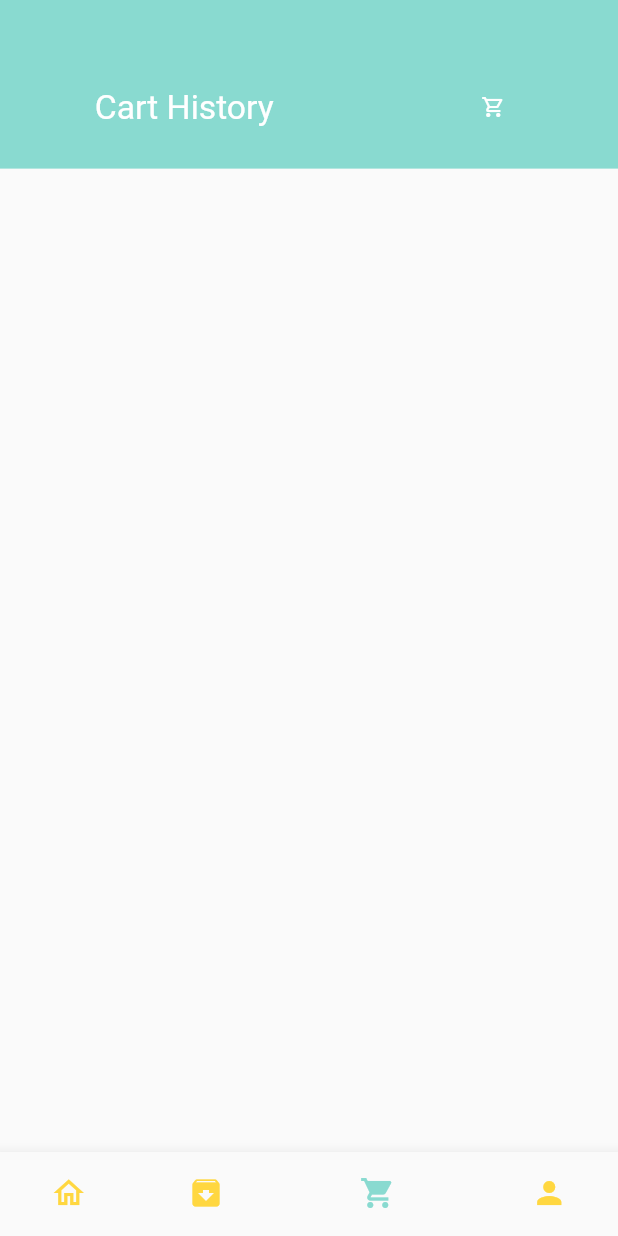
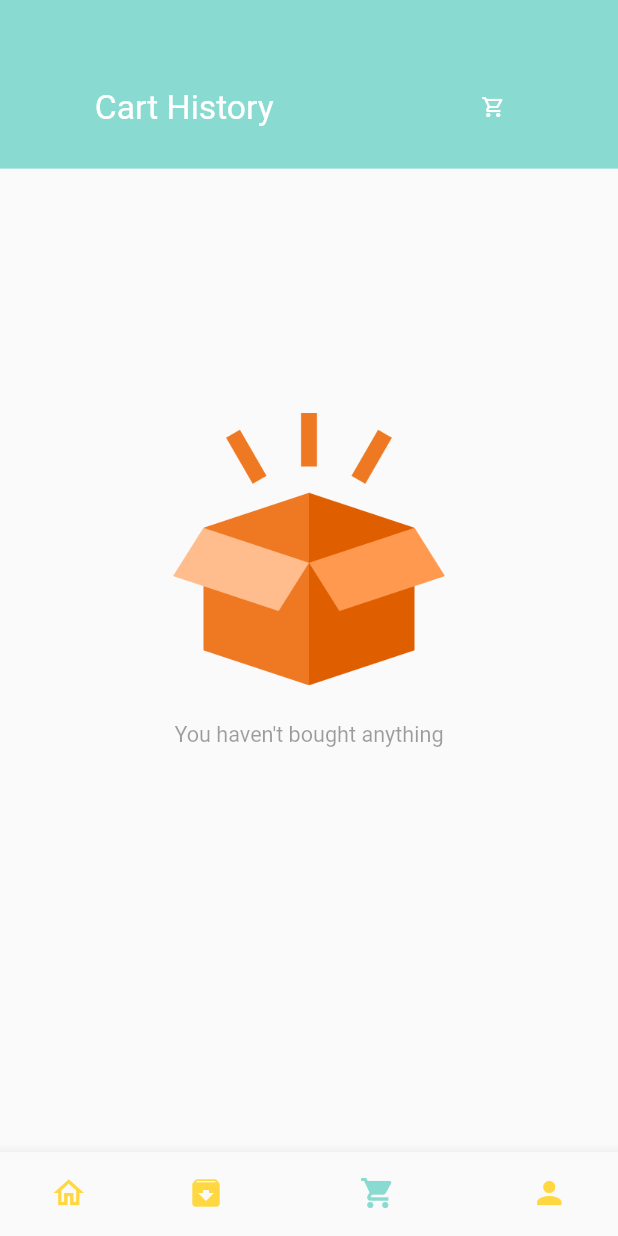
Before and after one commit to thejosh1/Food_Delivery_demo, a Flutter app: the screen it shows after launch, item 3 of the bottom bar chosen, on a phone screen of 412 x 824 dp. Run offline on Flutter 3.47's test engine with Material 2 defaults, Android fonts, the phone set to English and light mode, and no system bars; our stand-ins replace dots_indicator, get, shared_preferences; network calls fail.

```diff
--- /dev/null
+++ b/lib/base/no_data_page.dart
@@ -0,0 +1,31 @@
+import 'package:flutter/material.dart';
+
+class NoDataPage extends StatelessWidget {
+  final String text;
+  final String imgPath;
+  const NoDataPage({Key? key, required this.text, this.imgPath="assets/image/empty_cart.png"}) : super(key: key);
+
+  @override
+  Widget build(BuildContext context) {
+    return Column(
+      mainAxisAlignment: MainAxisAlignment.center,
+      crossAxisAlignment: CrossAxisAlignment.stretch,
+      children: <Widget>[
+        Image.asset(
+            imgPath,
+            height: MediaQuery.of(context).size.height*0.22,
+            width: MediaQuery.of(context).size.width*0.22
+        ),
+        SizedBox(height: MediaQuery.of(context).size.height*0.03,),
+        Text(
+          text,
+          style: TextStyle(
+              fontSize: MediaQuery.of(context).size.height*0.0175,
+              color: Theme.of(context).disabledColor
+          ),
+          textAlign: TextAlign.center,
+        )
+      ],
+    );
+  }
+}
--- a/lib/controllers/popular_products_controller.dart
+++ b/lib/controllers/popular_products_controller.dart
@@ -28,7 +28,7 @@ class PopularProductsController extends GetxController {
       _isLoaded = true;
       update();
     } else {
-      print("Error occurred and the error is "+res.body);
+      print("Error occurred and the error is "+res.body.toString());
     }
 
   }
--- a/lib/data/repositories/cart_repo.dart
+++ b/lib/data/repositories/cart_repo.dart
@@ -13,8 +13,8 @@ class CartRepo{
   List<String> cartHistoryList = [];
   void addToCarList(List<CartModel> cartList) {
     //convert object to string because of sharedpreferences
-    // sharedPreferences.remove(AppConstants.CartKey);
-    // sharedPreferences.remove(AppConstants.cartHistoryKey);
+    //sharedPreferences.remove(AppConstants.CartKey);
+    //sharedPreferences.remove(AppConstants.cartHistoryKey);
     var time = DateTime.now().toString();
     cart = [];
 
--- a/lib/pages/cart/cart_history_page.dart
+++ b/lib/pages/cart/cart_history_page.dart
@@ -1,6 +1,7 @@
 import 'dart:convert';
 
 import 'package:flutter/material.dart';
+import 'package:food_delivery_demo/base/no_data_page.dart';
 import 'package:food_delivery_demo/controllers/cart_controller.dart';
 import 'package:food_delivery_demo/model/cart_model.dart';
 import 'package:food_delivery_demo/routes/routes_helper.dart';
@@ -42,6 +43,16 @@ class CartHistoryPage extends StatelessWidget {
 
 
     var listCounter = 0;
+    Widget timeWidget(int index) {
+      String outputDate = DateTime.now().toString();
+      if(index<getCartHistoryList.length) {
+        DateTime parseDate = DateFormat('yyyy-MM-dd HH:mm:ss').parse(getCartHistoryList[listCounter].time!);
+        DateTime inputDate = DateTime.parse(parseDate.toString());
+        DateFormat outputFormat = DateFormat('MM/dd/yyyy HH:mm a');
+        outputDate = outputFormat.format(inputDate);
+      }
+      return BigText(text: outputDate);
+    }
 
     return Scaffold(
       body: Column(
@@ -58,7 +69,8 @@ class CartHistoryPage extends StatelessWidget {
               ],
             ),
           ),
-          Expanded(
+          GetBuilder<CartController>(builder: (_cartController){
+            return _cartController.getCartHistoryList().isNotEmpty?Expanded(
               child: Container(
                 margin: EdgeInsets.only(left: Dimensions.width20, top: Dimensions.height20, right: Dimensions.width20),
                 child: ListView(
@@ -68,13 +80,7 @@ class CartHistoryPage extends StatelessWidget {
                         child: Column(
                           crossAxisAlignment: CrossAxisAlignment.start,
                           children: <Widget>[
-                          ((){
-                            DateTime parseDate = DateFormat('yyyy-MM-dd HH:mm:ss').parse(getCartHistoryList[listCounter].time!);
-                            DateTime inputDate = DateTime.parse(parseDate.toString());
-                            DateFormat outputFormat = DateFormat('MM/dd/yyyy HH:mm a');
-                            String outputDate = outputFormat.format(inputDate);
-                            return BigText(text: outputDate);
-                          }()),
+                            timeWidget(listCounter),
                             SizedBox(height: Dimensions.height10),
                             Row(
                               mainAxisAlignment: MainAxisAlignment.spaceBetween,
@@ -143,7 +149,10 @@ class CartHistoryPage extends StatelessWidget {
                   ],
                 ),
               ),
-          )
+            ):SizedBox(
+                height: MediaQuery.of(context).size.height/1.5,
+                child: const Center(child: NoDataPage(text: "You haven't bought anything", imgPath: "assets/image/empty_box.png",)));
+          })
         ],
       ),
     );
--- a/lib/pages/home/food_page_builder.dart
+++ b/lib/pages/home/food_page_builder.dart
@@ -112,7 +112,7 @@ class _FoodPageBuilderState extends State<FoodPageBuilder> {
                               borderRadius: BorderRadius.circular(Dimensions.radius20),
                               color: Colors.white10,
                               image: DecorationImage(
-                                  image: NetworkImage(
+                                  image: NetworkImage (
                                     AppConstants.BASE_URL+AppConstants.UPLOADS+recommendedProducts.recommendedProductList[index].img!
                                   ), fit: BoxFit.cover
                               )
--- a/lib/pages/home/home_page.dart
+++ b/lib/pages/home/home_page.dart
@@ -1,5 +1,7 @@
 import 'package:flutter/cupertino.dart';
 import 'package:flutter/material.dart';
+import 'package:food_delivery_demo/pages/accounts/account_page.dart';
+import 'package:food_delivery_demo/pages/auth/sign_up_page.dart';
 import 'package:food_delivery_demo/pages/cart/cart_history_page.dart';
 import 'package:food_delivery_demo/pages/home/main_food_page.dart';
 import 'package:food_delivery_demo/utils/colors.dart';
@@ -21,9 +23,10 @@ class _HomePageState extends State<HomePage> {
 
   List pages = [
     const MainFoodPage(),
-    Container(child: const Center(child: Text("Next Page"),),),
+    const SignUpPage(),
+   // Container(child: const Center(child: Text("Next Page"),),),
     const CartHistoryPage(),
-    Container(child: const Center(child: Text("Next Next Page"),),),
+    const AccountPage(),
   ];
 
   void onTap(int index) {
--- a/lib/utils/app_constants.dart
+++ b/lib/utils/app_constants.dart
@@ -2,9 +2,10 @@ class AppConstants {
   static const String APP_NAME = "Food_Delivery_Demo";
   static const int APP_VERSION = 1;
 
-  static const String BASE_URL = "http://mvs.bslmeiyu.com";
+  static const String BASE_URL = "http://127.0.0.1:8000";
   static const String POPULAR_PRODUCT_URI = "/api/v1/products/popular";
   static const String RECOMMENDED_PRODUCT_URI = "/api/v1/products/recommended";
+  //static const String DRINKS_URI = "/api/v1/products/drinks";
   static const String UPLOADS = "/uploads/";
 
   static const String TOKEN = "foodtoken";
```
Also changed, not shown: lib/pages/accounts/account_page.dart (added, +103 -0 lines), lib/pages/auth/sign_up_page.dart (added, +69 -0 lines), lib/pages/cart/cart_page.dart (+7 -4 lines), lib/pages/home/main_food_page.dart (+11 -8 lines), lib/widgets/account_widget.dart (added, +35 -0 lines). Lines whose indentation alone changed are shown as unchanged.
